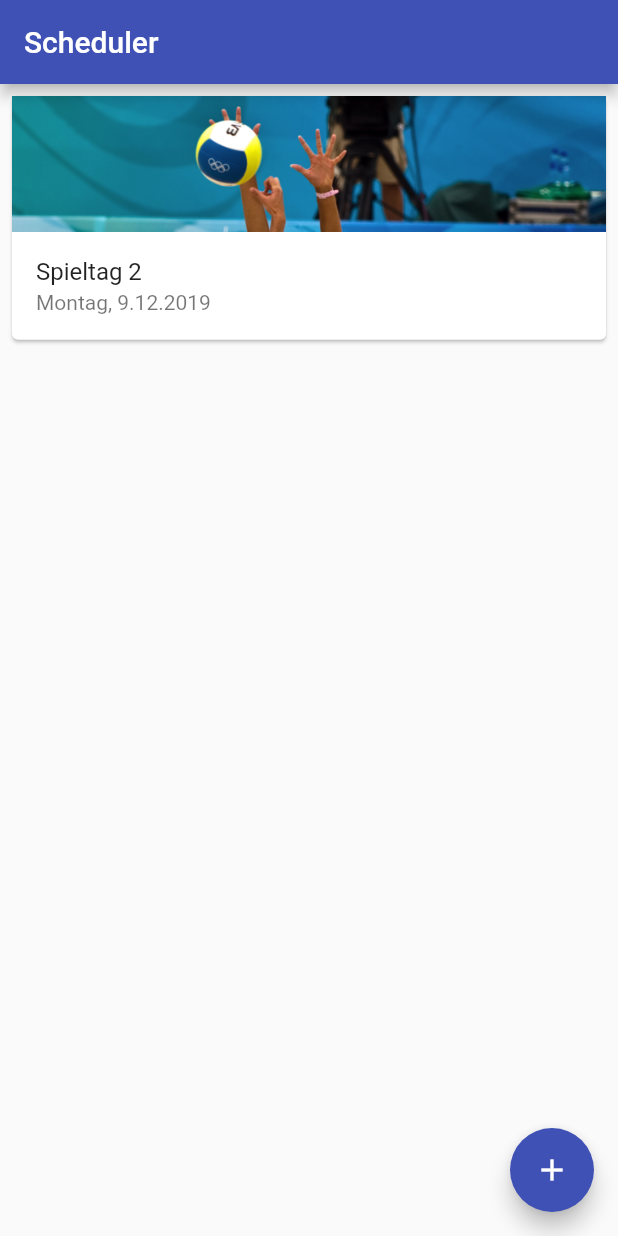
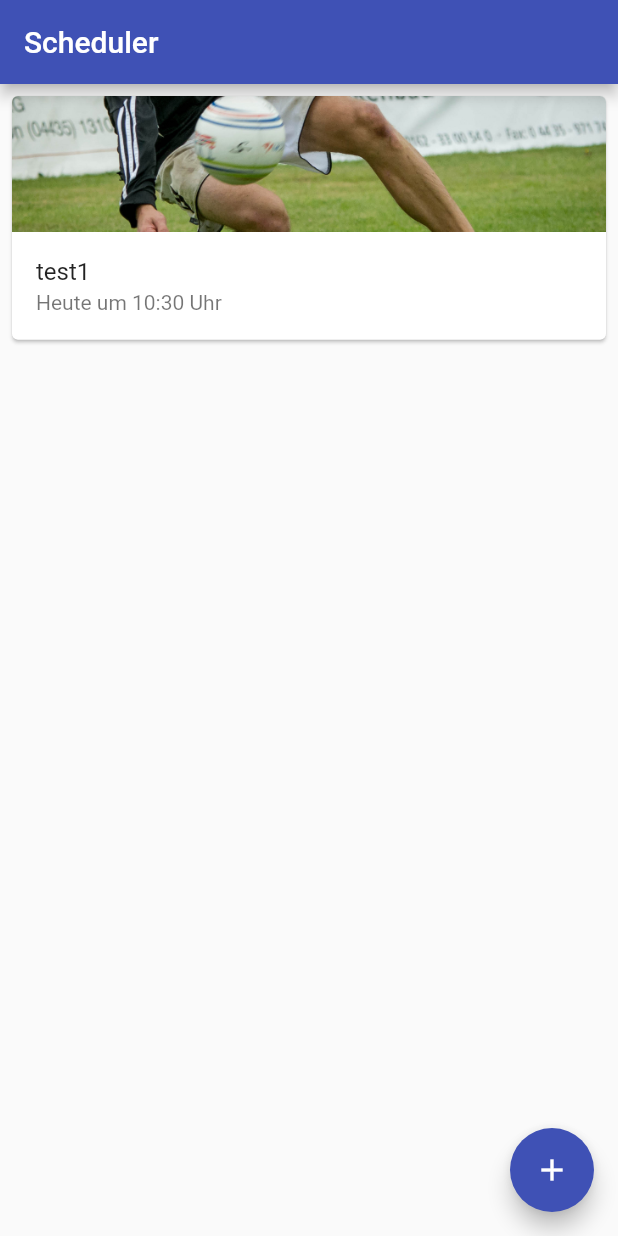
Before and after one commit to KuhnFinn/TableCreater, a Flutter app: the screen it shows after launch, on a phone screen of 412 x 824 dp. Run offline on Flutter 3.47's test engine with Material 2 defaults, Android fonts, the phone set to English and light mode, and no system bars; our stand-ins replace numberpicker.

Commit message:
Refactored Data structure. Now Schedule->MatchDays->Rounds->Fixtures

```diff
--- a/lib/Schedule/Championship.dart
+++ /dev/null
@@ -1,14 +0,0 @@
-import 'package:flutter_app/Schedule/Tournament.dart';
-import 'package:flutter_app/data/Text.dart';
-
-class Championship extends Tournament{
-
-  bool doubleRound =false;
-
-  Championship() {
-    this.type = str_list_tournamentType[0];
-  }
-
-
-
-}
--- a/lib/Schedule/KoTournament.dart
+++ /dev/null
@@ -1,17 +0,0 @@
-import 'package:flutter_app/Schedule/Championship.dart';
-import 'package:flutter_app/Schedule/Tournament.dart';
-import 'package:flutter_app/data/Text.dart';
-
-class KoTournament extends Tournament{
-
-  bool groupsEnable = false;
-  List<Championship> groups;
-  int groupQuantity ;
-  int koRoundQuantity;
-  int untilPlace;
-
-  KoTournament(){
-    this.type=str_list_tournamentType[1];
-  }
-
-}
--- /dev/null
+++ b/lib/Schedule/MatchDay.dart
@@ -0,0 +1,8 @@
+import 'package:flutter_app/Schedule/Round.dart';
+
+class MatchDay{
+  DateTime start;
+  List<Round> rounds;
+
+  MatchDay([this.start, this.rounds]);
+}
--- /dev/null
+++ b/lib/Schedule/Round.dart
@@ -0,0 +1,8 @@
+import 'package:flutter_app/Schedule/Game.dart';
+
+class Round{
+  DateTime start;
+  List<Fixture> fixtures;
+
+  Round([this.start, this.fixtures]);
+}
--- a/lib/Schedule/Schedule.dart
+++ b/lib/Schedule/Schedule.dart
@@ -1,59 +1,106 @@
-import 'package:flutter/material.dart';
-import 'package:flutter_app/Schedule/Championship.dart';
-import 'package:flutter_app/Schedule/KoTournament.dart';
+import 'package:flutter_app/Graph.dart';
+import 'package:flutter_app/Schedule/Game.dart';
+import 'package:flutter_app/Schedule/MatchDay.dart';
+import 'package:flutter_app/Schedule/Round.dart';
 import 'package:flutter_app/data/Text.dart';
-import 'package:flutter_app/Util.dart';
 
+class Schedule {
+  String name;
 
-class Schedule{
-  String name = "";
   DateTime start;
-  String sport = str_lists_sports[0];
+  String sport;
 
   List<String> teams;
 
-  KoTournament actKoTournament = KoTournament();
-  Championship actChampionship = Championship();
-  String tournamentType = str_list_tournamentType[0];
+  String tournamentType;
+  bool doubleRound;
 
-  bool externRefery=true;
-  Duration gameDuration = new Duration(minutes: 15);
-  bool halftime = true;
-  Duration halftimeDuration = new Duration(minutes: 5);
-  String winCondition = str_list_winCondition[0];
-  String setType = str_list_setType[0];
+  bool groupsEnable;
+
+  List<String> groups;
+  int groupQuantity;
+
+  int koRoundQuantity;
+  int untilPlace;
+
+  bool externRefery;
+  Duration gameDuration;
+  bool halftime;
+  Duration halftimeDuration;
+  String winCondition;
+
+  String setType;
   int setQuantity;
   int pointsToWin;
 
+  List<MatchDay> matchDays ;
 
+  Schedule(
+      {this.name = "",
+      this.start,
+      this.sport,
+      this.teams,
+      this.tournamentType,
+      this.doubleRound = false,
+      this.groupsEnable = false,
+      this.groups,
+      this.groupQuantity,
+      this.koRoundQuantity,
+      this.untilPlace,
+      this.externRefery = true,
+      this.gameDuration = const Duration(minutes: 15),
+      this.halftime = true,
+      this.halftimeDuration = const Duration(minutes: 5),
+      this.winCondition,
+      this.setType,
+      this.setQuantity,
+      this.pointsToWin,
+      this.matchDays}) {
 
-  Schedule(String pName, DateTime pStart, String pSport){
-    this.name = pName;
-    this.start = pStart;
-    this.sport =pSport;
-  }
-  Schedule.empty(){
-    teams=[""];
-    tournamentType=str_list_tournamentType[0];
+    if (this.sport == null) {
+      this.sport = str_lists_sports[0];
+    }
+    if (this.tournamentType == null) {
+      this.tournamentType = str_list_tournamentType[0];
+    }
+    if (this.winCondition == null) {
+      this.winCondition = str_list_winCondition[0];
+    }
+    if (this.setType == null) {
+      this.setType = str_list_setType[0];
+    }
+    if (this.matchDays == null) {
+      this.matchDays = [];
+    }
+    if (this.teams == null) {
+      this.teams = [];
+    }
   }
 
-  Widget generateCard(){
-    return Padding(padding:const EdgeInsets.all(4.0),
-    child: Card(
-      child: Column(
-        children: <Widget>[
-          Image.asset(_getSportPicturePath()),
-          ListTile(
-            title:  Text(name),
-            subtitle: Text(formatDate(start)),
-          ),
-        ],
-      ),
-    ),);
+  Schedule.bsp() {
+    this.name = "test1";
+    this.start = DateTime.now();
+    this.sport = str_lists_sports[2];
+    this.teams = ["a", "b", "c", "d", "e", "f", "g", "h"];
+    this.koRoundQuantity = 2;
+    this.untilPlace = 6;
+    this.groupQuantity = 2;
+    this.groupsEnable = true;
+    this.doubleRound = false;
+    this.externRefery = true;
+    this.gameDuration = Duration(minutes: 20);
+    this.halftime = true;
+    this.halftimeDuration = Duration(minutes: 3);
+    this.winCondition = str_list_winCondition[0];
+    this.matchDays=[];
+    this.matchDays.add(new MatchDay(this.start, [new Round(this.start, [Fixture("Team A", "TeamB", "schiri"),Fixture("Team A", "TeamB", "schiri"),Fixture("Team A", "TeamB", "schiri"),])]));
+
+    buildChamionchipFixtures();
   }
-  String _getSportPicturePath(){
+
+  String getSportPicturePath() {
     String returnPath;
-    switch(str_lists_sports.indexOf(sport)){
+    switch (str_lists_sports.indexOf(sport)) {
       case 0:
         returnPath = 'assets/images/Unknown.png';
         break;
@@ -73,24 +120,25 @@ class Schedule{
     return returnPath;
   }
 
-  set setActKoTorunament(KoTournament newTournament){
-    actKoTournament = newTournament;
-    tournamentType = str_list_tournamentType[1];
-  }
+  void configurationDone() {}
 
-  set setActChampionship(Championship newChampionship){
-    actChampionship = newChampionship;
-    tournamentType = str_list_tournamentType[0];
-  }
+  void buildChamionchipFixtures() {
+    Graph acGraph;
+    List<Node> allTeamNodes = [];
 
-  void configurationDone(){
-    switch(str_list_tournamentType.indexOf(tournamentType)){
-      case 0:
-        actChampionship.teams = teams;
-        break;
-      case 1:
-        actKoTournament.teams = teams;
-        break;
+    teams.forEach((acTeam) {
+      allTeamNodes.add(Node(acTeam));
+    });
+    acGraph = new Graph(allTeamNodes, []);
+    acGraph.completeGraph();
+
+    Edge acEdge;
+    for (int i = 0; i < acGraph.edges.length; i++) {
+      acEdge = acGraph.getMinNotMarkedEdge();
+      acGraph.markEdge(acEdge);
+      matchDays[0].rounds.add(new Round(this.start,[new Fixture(acEdge.firstNode.name, acEdge.secondNode.name, "schiri")]));
     }
+
+    var lol = acGraph.edges[0];
   }
 }
--- a/lib/Util.dart
+++ b/lib/Util.dart
@@ -1,35 +1,44 @@
 import 'package:flutter/material.dart';
 import 'package:flutter_app/data/Text.dart';
 
-String formatDate (DateTime Date){
-  String returnDate;
-  switch(Date.difference((DateTime(DateTime.now().year, DateTime.now().month, DateTime.now().day))).inDays){
-    case 0:
-      returnDate = str_today + " um " + Date.hour.toString() + ":" + Date.minute.toString()+ "Uhr";
-      break;
-    case 1:
-      returnDate =str_tomorrow + " um " + Date.hour.toString() + ":" + Date.minute.toString()+"Uhr";
-      break;
-    default:
-      returnDate = "${str_weekdays[Date.weekday-1]}, "+Date.day.toString()+"."+Date.month.toString()+"."+Date.year.toString();
+String formatDate(DateTime Date) {
+  String returnDate = "";
+  if (Date != null) {
+    switch (Date.difference((DateTime(DateTime.now().year, DateTime.now().month, DateTime.now().day))).inDays)
+    {case 0:
+        returnDate = "$str_today $str_at ${Date.hour.toString()}:${Date.minute
+            .toString()} $str_clock";
+        break;
+      case 1:
+        returnDate =
+        "$str_tomorrow $str_at ${Date.hour.toString()}:${Date.minute
+            .toString()} $str_clock";
+        break;
+      default:
+        returnDate =
+        "${str_weekdays[Date.weekday - 1]}, ${Date.day.toString()}.${Date.month
+            .toString()}.${Date.year.toString()}";
+    }
   }
   return returnDate;
 }
 
-String formatDuration(Duration dur){
-  String returnDur = "${dur.inHours}:"+((dur.inMinutes-(dur.inHours)*60<10)?"0":"")+"${dur.inMinutes-(dur.inHours)*60} h";
-  if(dur.inHours<1){
-    returnDur ="${dur.inMinutes} "+str_minutes;
+String formatDuration(Duration dur) {
+  String returnDur = "${dur.inHours}:" +
+      ((dur.inMinutes - (dur.inHours) * 60 < 10) ? "0" : "") +
+      "${dur.inMinutes - (dur.inHours) * 60} h";
+  if (dur.inHours < 1) {
+    returnDur = "${dur.inMinutes} " + str_minutes;
   }
   return returnDur;
-
 }
 
 Future<DateTime> selectDate(var context) {
   return showDatePicker(
       context: context,
       initialDate: DateTime.now(),
-      firstDate: DateTime(2018),
+      firstDate: DateTime(
+          DateTime.now().year, DateTime.now().month, DateTime.now().day),
       lastDate: DateTime(2030),
       locale: Localizations.localeOf(context));
 }
--- a/lib/main.dart
+++ b/lib/main.dart
@@ -1,9 +1,13 @@
 import 'package:flutter/material.dart';
+
 import 'package:flutter_app/Routes/CreateSchedule.dart';
+import 'package:flutter_app/Routes/ScheduleOverview.dart';
 import 'package:flutter_app/data/Text.dart';
 import 'package:flutter_app/Schedule/Schedule.dart';
 
-List<Schedule> allSchedules =  [];
+import 'Util.dart';
+
+List<Schedule> allSchedules = [];
 
 void main() => runApp(MyApp());
 
@@ -16,6 +20,9 @@ class MyApp extends StatelessWidget {
         primarySwatch: Colors.indigo,
       ),
       home: MyHomePage(title: str_app_titel),
+      routes: {
+        ScheduleOverview.routeName: (context) => ScheduleOverview(),
+      },
     );
   }
 }
@@ -30,27 +37,20 @@ class MyHomePage extends StatefulWidget {
 }
 
 class _MyHomePageState extends State<MyHomePage> {
+  @override
+  void initState() {
+    allSchedules.add(Schedule.bsp());
+    super.initState();
+  }
 
   @override
-  void initState() {
-    Schedule tab1 = new Schedule(
-        "Spieltag 2",
-        new DateTime(2019, 12, 9, 12, 10),
-        str_lists_sports[4]);
-    allSchedules.add(tab1);
-    super.initState();
-  }
-  @override
   Widget build(BuildContext context) {
-
-
     return Scaffold(
       appBar: AppBar(
         title: Text(widget.title),
       ),
       body: ListView(
-        children:
-          createCardList(),
+        children: createCardList(),
       ),
       floatingActionButton: FloatingActionButton(
         onPressed: () {
@@ -64,15 +64,33 @@ class _MyHomePageState extends State<MyHomePage> {
     );
   }
 
-  List<Widget> createCardList(){
+  List<Widget> createCardList() {
     List<Widget> allCards = [];
-    if(allSchedules.isNotEmpty) {
-      allSchedules.forEach((sched) => allCards.add(sched.generateCard()));
-    }
-    else{
-      allCards =[
-        Text("Es gibt noch keinen Plan")
-      ];
+    if (allSchedules.isNotEmpty) {
+      allSchedules.forEach((sched) {
+        allCards.add(Padding(
+          padding: const EdgeInsets.all(4.0),
+          child: Card(
+            clipBehavior: Clip.antiAlias,
+              child: InkWell(
+            child: Column(
+              children: <Widget>[
+                Image.asset(sched.getSportPicturePath()),
+                ListTile(
+                  title: Text(sched.name),
+                  subtitle: Text(formatDate(sched.start)),
+                ),
+              ],
+            ),
+            onTap: () {
+              Navigator.pushNamed(context, ScheduleOverview.routeName,
+                  arguments: ScreenArguments(sched));
+            },
+          )),
+        ));
+      });
+    } else {
+      allCards = [Text("Es gibt noch keinen Plan")];
     }
     return allCards;
   }
```
Also changed, not shown: lib/Routes/CreateSchedule.dart (+25 -27 lines), lib/Routes/ScheduleOverview.dart (+81 -31 lines), lib/Schedule/Game.dart (+14 -7 lines), lib/Schedule/Tournament.dart (deleted, +0 -8 lines), lib/data/Text.dart (+10 -1 lines).
